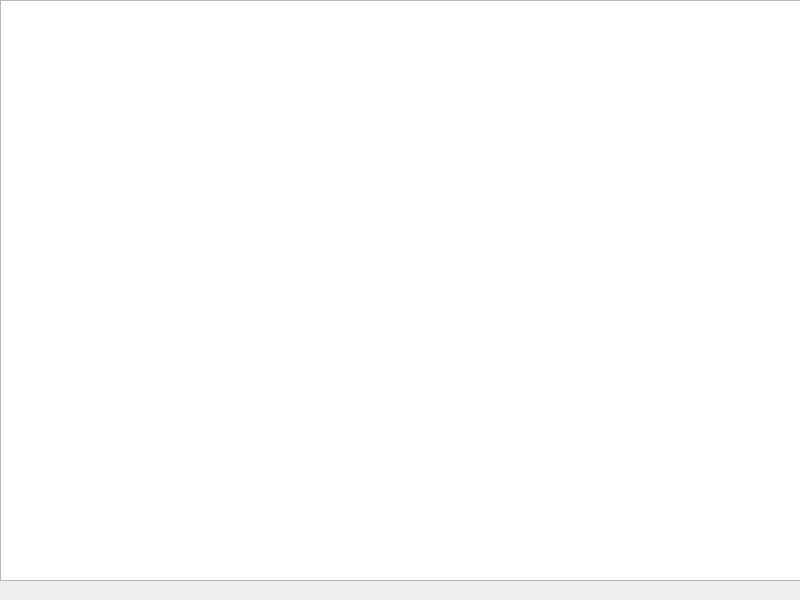
This is oop/practice-03/mainwindow.ui in BANOnotIT/homework as Qt 5 draws it before an edit. The edited form follows.
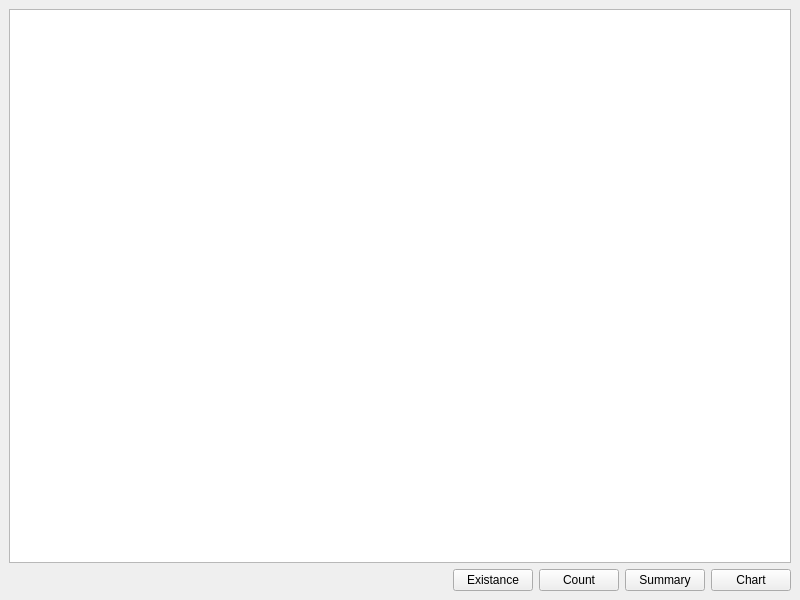
This is the edited form.

What changed in the file:
```diff
--- a/oop/practice-03/mainwindow.ui
+++ b/oop/practice-03/mainwindow.ui
@@ -14,34 +14,81 @@
    <string>MainWindow</string>
   </property>
   <widget class="QWidget" name="centralwidget">
-   <widget class="QWidget" name="verticalLayoutWidget">
-    <property name="geometry">
-     <rect>
-      <x>0</x>
-      <y>0</y>
-      <width>801</width>
-      <height>581</height>
-     </rect>
-    </property>
-    <layout class="QVBoxLayout" name="verticalLayout">
-     <item>
-      <widget class="QTableView" name="tableView"/>
-     </item>
-     <item>
-      <layout class="QHBoxLayout" name="horizontalLayout"/>
-     </item>
-    </layout>
-   </widget>
-  </widget>
-  <widget class="QMenuBar" name="menuBar">
-   <property name="geometry">
-    <rect>
-     <x>0</x>
-     <y>0</y>
-     <width>800</width>
-     <height>22</height>
-    </rect>
-   </property>
+   <layout class="QVBoxLayout" name="verticalLayout_4">
+    <item>
+     <widget class="QTableView" name="tableView">
+      <property name="alternatingRowColors">
+       <bool>true</bool>
+      </property>
+      <property name="textElideMode">
+       <enum>Qt::ElideNone</enum>
+      </property>
+      <property name="verticalScrollMode">
+       <enum>QAbstractItemView::ScrollPerPixel</enum>
+      </property>
+      <property name="horizontalScrollMode">
+       <enum>QAbstractItemView::ScrollPerPixel</enum>
+      </property>
+      <property name="showGrid">
+       <bool>false</bool>
+      </property>
+      <property name="gridStyle">
+       <enum>Qt::DotLine</enum>
+      </property>
+      <attribute name="horizontalHeaderStretchLastSection">
+       <bool>true</bool>
+      </attribute>
+      <attribute name="verticalHeaderStretchLastSection">
+       <bool>false</bool>
+      </attribute>
+     </widget>
+    </item>
+    <item>
+     <layout class="QHBoxLayout" name="horizontalLayout_3">
+      <item>
+       <spacer name="horizontalSpacer">
+        <property name="orientation">
+         <enum>Qt::Horizontal</enum>
+        </property>
+        <property name="sizeHint" stdset="0">
+         <size>
+          <width>40</width>
+          <height>20</height>
+         </size>
+        </property>
+       </spacer>
+      </item>
+      <item>
+       <widget class="QPushButton" name="pushButton">
+        <property name="text">
+         <string>Existance</string>
+        </property>
+       </widget>
+      </item>
+      <item>
+       <widget class="QPushButton" name="pushButton_2">
+        <property name="text">
+         <string>Count</string>
+        </property>
+       </widget>
+      </item>
+      <item>
+       <widget class="QPushButton" name="pushButton_3">
+        <property name="text">
+         <string>Summary</string>
+        </property>
+       </widget>
+      </item>
+      <item>
+       <widget class="QPushButton" name="pushButton_4">
+        <property name="text">
+         <string>Chart</string>
+        </property>
+       </widget>
+      </item>
+     </layout>
+    </item>
+   </layout>
   </widget>
   <action name="action_3">
    <property name="text">
```
Left out of the diff: 2 changed lines with no effect on the pictures.
